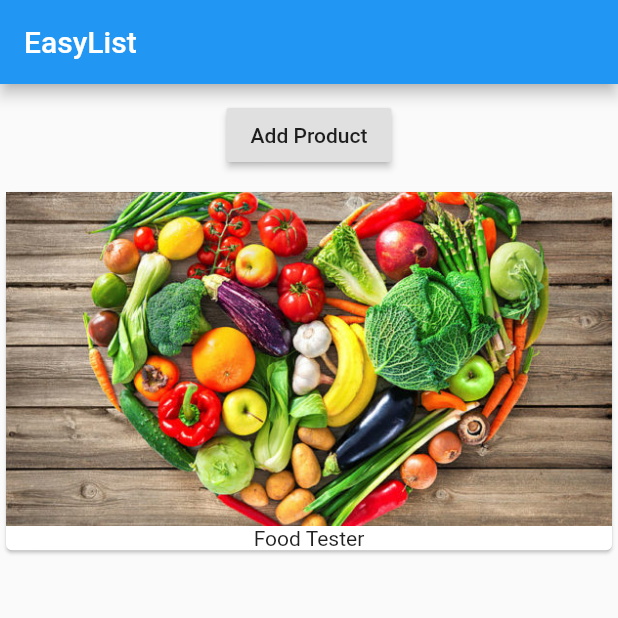
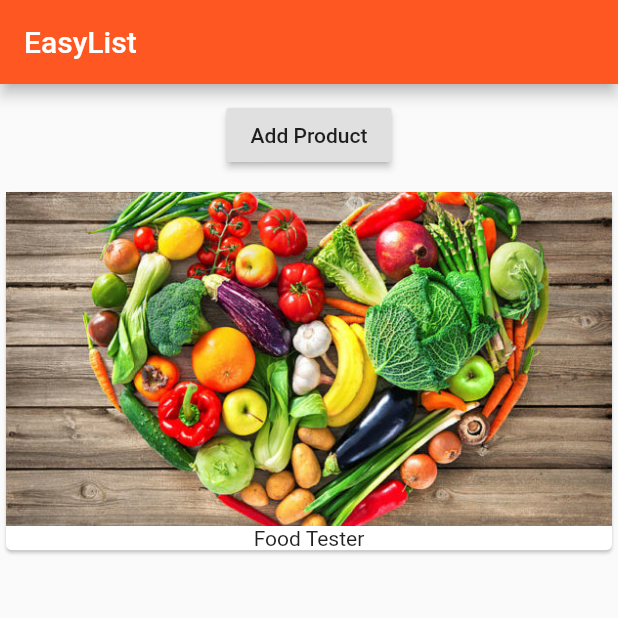
Before and after one commit to hemalupadhyay/Flutter, a Flutter app: the screen it shows after launch, on a phone screen of 412 x 824 dp, the top half of it. Run offline on Flutter 3.47's test engine with Material 2 defaults, Android fonts, the phone set to English and light mode, and no system bars.

Commit message:
Theme related changes.

```diff
--- a/flutter_course/lib/main.dart
+++ b/flutter_course/lib/main.dart
@@ -7,11 +7,15 @@ class MyApp extends StatelessWidget {
   @override
   Widget build(BuildContext context) {
     return MaterialApp(
+      theme: ThemeData(
+          brightness: Brightness.light,
+          primarySwatch: Colors.deepOrange,
+          accentColor: Colors.deepPurple),
       home: Scaffold(
         appBar: AppBar(
           title: Text('EasyList'),
         ),
-        body: ProductManager(),
+        body: ProductManager('Food Tester'),
       ),
     );
   }
--- a/flutter_course/lib/product.dart
+++ b/flutter_course/lib/product.dart
@@ -6,7 +6,6 @@ class Products extends StatelessWidget {
   Products(this.products);
   @override
   Widget build(BuildContext context) {
-    // TODO: implement build
     return Column(
       children: products
           .map((element) => Card(
--- a/flutter_course/lib/product_manager.dart
+++ b/flutter_course/lib/product_manager.dart
@@ -3,18 +3,26 @@ import 'package:flutter/material.dart';
 import './product.dart';
 
 class ProductManager extends StatefulWidget {
+  final String startingProduct;
+
+  ProductManager(this.startingProduct);
   @override
   State<StatefulWidget> createState() {
-    // TODO: implement createState
     return _ProductManagerState();
   }
 }
 
 class _ProductManagerState extends State<ProductManager> {
-  List<String> _products = ['Food Tester'];
+  List<String> _products = [];
+
+  @override
+  void initState() {
+    _products.add(widget.startingProduct);
+    super.initState();
+  }
+
   @override
   Widget build(BuildContext context) {
-    // TODO: implement build
     return Column(
       children: [
         Container(
```
